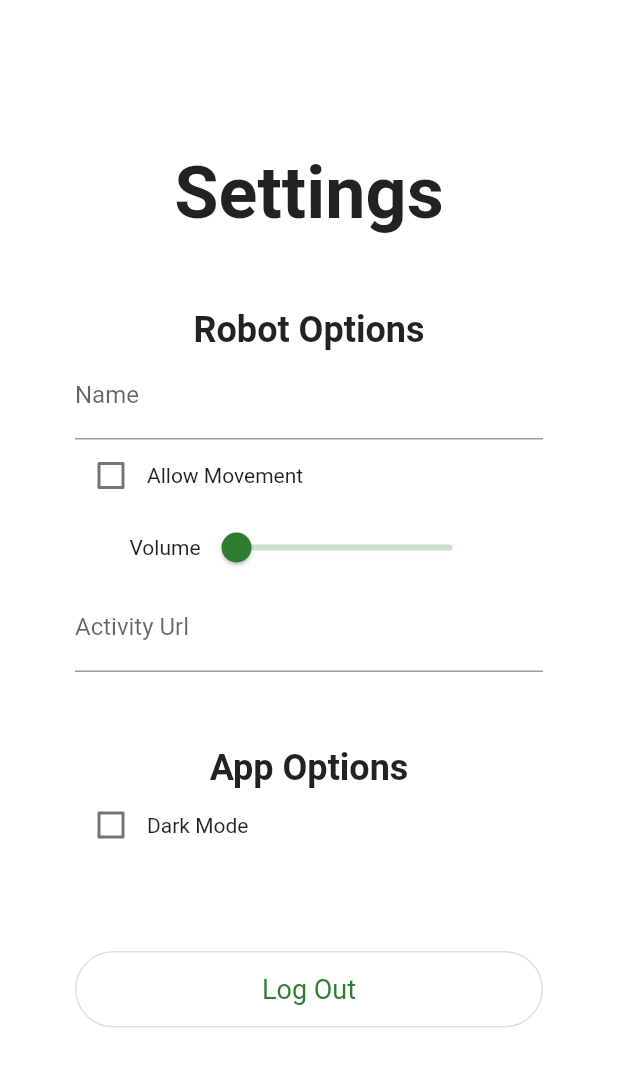
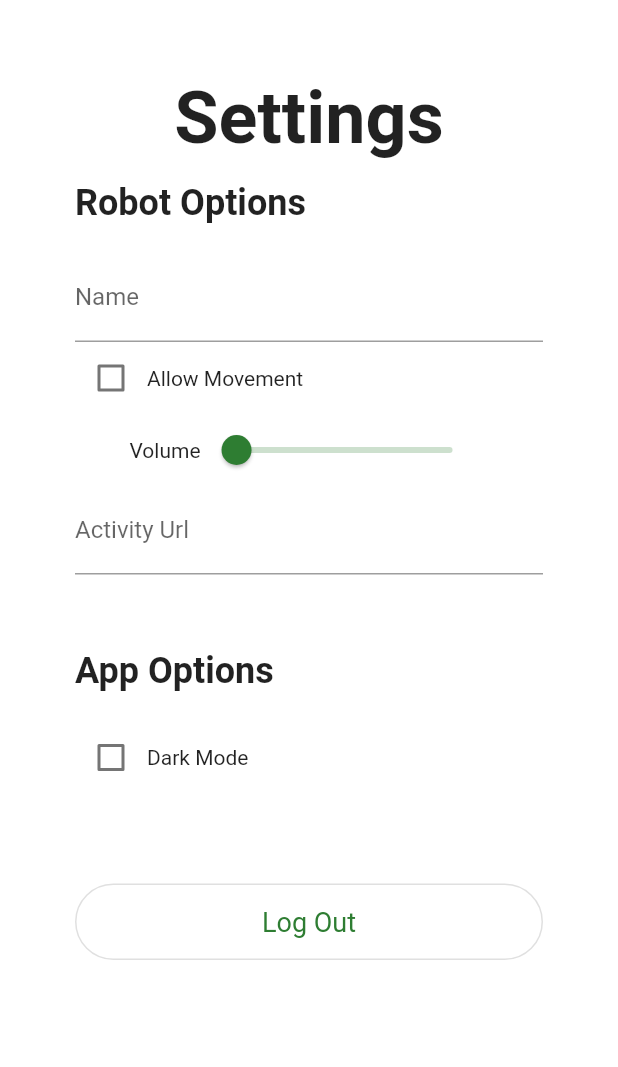
Before and after one commit to mars3725/MSB_Companion_App, a Flutter app: the SettingsView screen opened directly with empty values, on a phone screen of 412 x 824 dp. Shown: the top 1067 px of the screen. Run offline on Flutter 3.47's test engine with Material 2 defaults, Android fonts, the phone set to English and light mode, and no system bars; our stand-ins replace cloud_firestore, firebase_auth, firebase_core; accounts and stored records are empty; generated files the repository leaves out were written again; statements that could not run were skipped.

Commit message:
Bug Fixes

```diff
--- a/lib/views/home_view.dart
+++ b/lib/views/home_view.dart
@@ -16,11 +16,11 @@ class _HomeViewState extends State<HomeView> {
   @override
   Widget build(BuildContext context) {
     return Padding(
-      padding: const EdgeInsets.only(top: 100, bottom: 50, left: 30, right: 30),
+      padding: const EdgeInsets.only(top: 50, bottom: 50, left: 30, right: 30),
       child: Column(
         children: [
           Padding(
-            padding: const EdgeInsets.only(bottom: 15),
+            padding: const EdgeInsets.only(bottom: 25),
             child: Text(widget.data.get('name'),
                 style: const TextStyle(fontSize: 48, fontWeight: FontWeight.bold)),
           ),
--- a/lib/views/schedule_view.dart
+++ b/lib/views/schedule_view.dart
@@ -108,7 +108,7 @@ class _ScheduleViewState extends State<ScheduleView> {
         body: Column(
           children: [
             const Padding(
-              padding: EdgeInsets.only(top: 100, bottom: 15),
+              padding: EdgeInsets.only(top: 50, bottom: 15),
               child: Text('Schedule',
                   style: TextStyle(fontSize: 48, fontWeight: FontWeight.bold)),
             ),
@@ -127,9 +127,8 @@ class _ScheduleViewState extends State<ScheduleView> {
                     children: [...times,
                       ...events,
                       Positioned(
-                        top: 60*widget.scale*TimeOfDay.now().hour+TimeOfDay.now().minute,
+                        top: 60*widget.scale*TimeOfDay.now().hour+TimeOfDay.now().minute*widget.scale,
                         left: 15,
-                        height: 60*widget.scale,
                         width: MediaQuery.of(context).size.width-30,
                         child: const Divider(color: Colors.orange, height: 4, thickness: 4),
                       )],
--- a/lib/views/settings_view.dart
+++ b/lib/views/settings_view.dart
@@ -24,7 +24,7 @@ class _SettingsViewState extends State<SettingsView> {
       body: Column(
         children: <Widget>[
           const Padding(
-            padding: EdgeInsets.only(top: 100, bottom: 50),
+            padding: EdgeInsets.only(top: 50, bottom: 15),
             child: Text('Settings',
                 style: TextStyle(fontSize: 48, fontWeight: FontWeight.bold)),
           ),
@@ -33,9 +33,10 @@ class _SettingsViewState extends State<SettingsView> {
             padding: const EdgeInsets.symmetric(horizontal: 50),
             children: [
               const Text('Robot Options',
-                  textAlign: TextAlign.center,
+                  textAlign: TextAlign.left,
                   style: TextStyle(fontWeight: FontWeight.bold, fontSize: 24)
               ),
+              const Padding(padding: EdgeInsets.all(10)),
               TextField(
                 decoration: const InputDecoration(label: Text('Name')),
                 controller: _nameFieldController,
@@ -84,9 +85,10 @@ class _SettingsViewState extends State<SettingsView> {
               ),
               const Padding(padding: EdgeInsets.all(25)),
               const Text('App Options',
-                  textAlign: TextAlign.center,
+                  textAlign: TextAlign.left,
                   style: TextStyle(fontWeight: FontWeight.bold, fontSize: 24)
               ),
+              const Padding(padding: EdgeInsets.all(10)),
               Row(
                 children: [
                   Checkbox(value: inDarkMode(),
```
